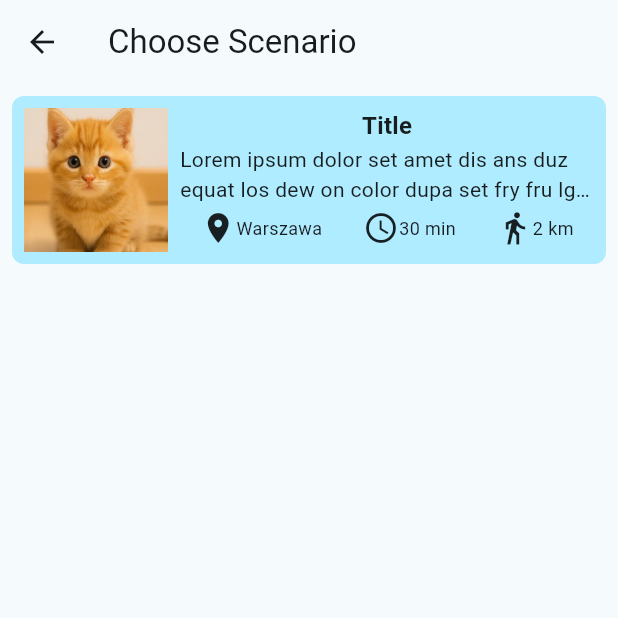
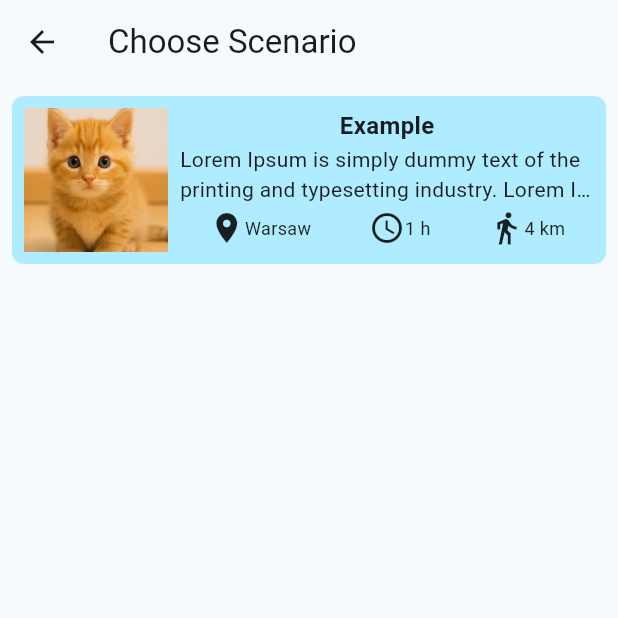
Before and after one commit to vecel/narracity, a Flutter app: the screen it shows after launch, after a tap on "Let's Explore", on a phone screen of 412 x 824 dp, the top half of it. Run offline on Flutter 3.47's test engine with Material 3 defaults, Android fonts, the light colour scheme and no system bars.

Commit message:
Add scenarios repository and tests

```diff
--- /dev/null
+++ b/lib/data/repositiories/scenarios_repository.dart
@@ -0,0 +1,24 @@
+import 'package:narracity/domain/models/scenario.dart';
+import 'package:narracity/domain/models/node.dart';
+
+class ScenariosRepository {
+  ScenariosRepository() {
+    // TODO remove
+    _scenarios.add(Scenario(
+      title: 'Example',
+      description: "Lorem Ipsum is simply dummy text of the printing and typesetting industry. Lorem Ipsum has been the industry's standard dummy text ever since the 1500s, when an unknown printer took a galley of type and scrambled it to make a type specimen book. It has survived not only five centuries, but also the leap into electronic typesetting, remaining essentially unchanged. It was popularised in the 1960s with the release of Letraset sheets containing Lorem Ipsum passages, and more recently with desktop publishing software like Aldus PageMaker including versions of Lorem Ipsum dummy text ever since the 1500s, when an unknown printer took a galley of type and scrambled it to make a type specimen book. It has survived not only five centuries, but also",
+      image: 'assets/cat.webp',
+      location: 'Warsaw',
+      distance: '4 km',
+      duration: '1 h',
+      startNode: exampleNode
+    ));
+  }
+
+  final List<Scenario> _scenarios = List.empty(growable: true);
+
+  List<Scenario> get scenarios => _scenarios;
+
+
+
+}
--- a/lib/ui/scenario_selection/view_model/scenario_selection_view_model.dart
+++ b/lib/ui/scenario_selection/view_model/scenario_selection_view_model.dart
@@ -1,20 +1,16 @@
+import 'package:narracity/data/repositiories/scenarios_repository.dart';
 import 'package:narracity/domain/models/scenario.dart';
-import 'package:narracity/domain/models/node.dart';
 
 class ScenarioSelectionViewModel {
 
-  ScenarioSelectionViewModel() : scenarios = [
-    Scenario(
-      title: 'Example',
-      description: "Lorem Ipsum is simply dummy text of the printing and typesetting industry. Lorem Ipsum has been the industry's standard dummy text ever since the 1500s, when an unknown printer took a galley of type and scrambled it to make a type specimen book. It has survived not only five centuries, but also the leap into electronic typesetting, remaining essentially unchanged. It was popularised in the 1960s with the release of Letraset sheets containing Lorem Ipsum passages, and more recently with desktop publishing software like Aldus PageMaker including versions of Lorem Ipsum dummy text ever since the 1500s, when an unknown printer took a galley of type and scrambled it to make a type specimen book. It has survived not only five centuries, but also",
-      image: 'assets/cat.webp',
-      location: 'Warsaw',
-      distance: '4 km',
-      duration: '1 h',
-      startNode: exampleNode
-    )
-  ];
+  ScenarioSelectionViewModel({
+    required ScenariosRepository scenariosRepository
+  }) :
+    _scenariosRepository = scenariosRepository;
 
-  final List<Scenario> scenarios;
 
+  final ScenariosRepository _scenariosRepository;
+
+  int get scenariosCount => _scenariosRepository.scenarios.length;
+  Scenario getScenario(int index) => _scenariosRepository.scenarios[index];
 }
--- a/lib/ui/scenario_selection/widgets/scenario_list_item.dart
+++ b/lib/ui/scenario_selection/widgets/scenario_list_item.dart
@@ -1,8 +1,11 @@
+import 'package:narracity/domain/models/scenario.dart';
 import 'package:narracity/ui/core/ui/labeled_icon.dart';
 import 'package:flutter/material.dart';
 
 class ScenarioListItem extends StatelessWidget {
-  const ScenarioListItem({super.key});
+  const ScenarioListItem({super.key, required this.scenario});
+
+  final Scenario scenario;
 
   @override
   Widget build(BuildContext context) {
@@ -20,7 +23,7 @@ class ScenarioListItem extends StatelessWidget {
             SizedBox.square(
               dimension: 96,
               child: Image(
-                image: AssetImage('assets/cat.webp'),
+                image: AssetImage('assets/cat.webp'), // TODO
                 fit: BoxFit.cover,
               ),
             ),
@@ -30,11 +33,11 @@ class ScenarioListItem extends StatelessWidget {
                 children: [
                   SizedBox(
                     height: 24,
-                    child: Text('Title', style: TextStyle(fontWeight: FontWeight.bold, fontSize: 16))),
+                    child: Text(scenario.title, style: TextStyle(fontWeight: FontWeight.bold, fontSize: 16))),
                   SizedBox(
                     height: 40,
                     child: Text(
-                      'Lorem ipsum dolor set amet dis ans duz equat los dew on color dupa set fry fru lgoaf andir adni.',
+                      scenario.description,
                       maxLines: 2,
                       overflow: TextOverflow.ellipsis,
                     ),
@@ -44,9 +47,9 @@ class ScenarioListItem extends StatelessWidget {
                     child: Row(
                       mainAxisAlignment: MainAxisAlignment.spaceAround,
                       children: [
-                        LabeledIcon(icon: Icons.location_on, label: 'Warszawa'),
-                        LabeledIcon(icon: Icons.access_time, label: '30 min'),
-                        LabeledIcon(icon: Icons.directions_walk, label: '2 km')
+                        LabeledIcon(icon: Icons.location_on, label: scenario.location),
+                        LabeledIcon(icon: Icons.access_time, label: scenario.duration),
+                        LabeledIcon(icon: Icons.directions_walk, label: scenario.distance)
                       ],
                     ),
                   )
--- a/lib/ui/scenario_selection/widgets/scenario_selection_screen.dart
+++ b/lib/ui/scenario_selection/widgets/scenario_selection_screen.dart
@@ -14,14 +14,17 @@ class ScenarioSelectionScreen extends StatelessWidget {
     return Scaffold(
       appBar: BaseAppBar(title: 'Choose Scenario'),
       body: ListView.builder(
-        itemCount: viewModel.scenarios.length,
-        itemBuilder: (context, index) => GestureDetector(
-          onTap: () => Navigator.push(
-              context,
-              MaterialPageRoute(builder: (context) => ScenarioDescriptionScreen(scenario: viewModel.scenarios[index]))
-          ),
-          child: ScenarioListItem()
-        ),
+        itemCount: viewModel.scenariosCount,
+        itemBuilder: (context, index) {
+          final scenario = viewModel.getScenario(index);
+          return GestureDetector(
+            onTap: () => Navigator.push(
+                context,
+                MaterialPageRoute(builder: (context) => ScenarioDescriptionScreen(scenario: scenario))
+            ),
+            child: ScenarioListItem(scenario: scenario)
+          );
+        }
       )
     );
   }
--- a/lib/ui/welcome_screen/widgets/welcome_screen.dart
+++ b/lib/ui/welcome_screen/widgets/welcome_screen.dart
@@ -1,3 +1,4 @@
+import 'package:narracity/data/repositiories/scenarios_repository.dart';
 import 'package:narracity/ui/scenario_selection/view_model/scenario_selection_view_model.dart';
 import 'package:narracity/ui/scenario_selection/widgets/scenario_selection_screen.dart';
 import 'package:flutter/material.dart';
@@ -32,7 +33,10 @@ class WelcomeScreen extends StatelessWidget {
                     Navigator.push(
                       context,
                       MaterialPageRoute(
-                        builder: (context) => ScenarioSelectionScreen(viewModel: ScenarioSelectionViewModel())
+                        builder: (context) => ScenarioSelectionScreen(
+                          viewModel: ScenarioSelectionViewModel(
+                            scenariosRepository: ScenariosRepository()
+                          ))
                       )
                     );
                   },
```
Also changed, not shown: testing/fakes/fake_scenarios_repository.dart (added, +31 -0 lines), 3 other files.
